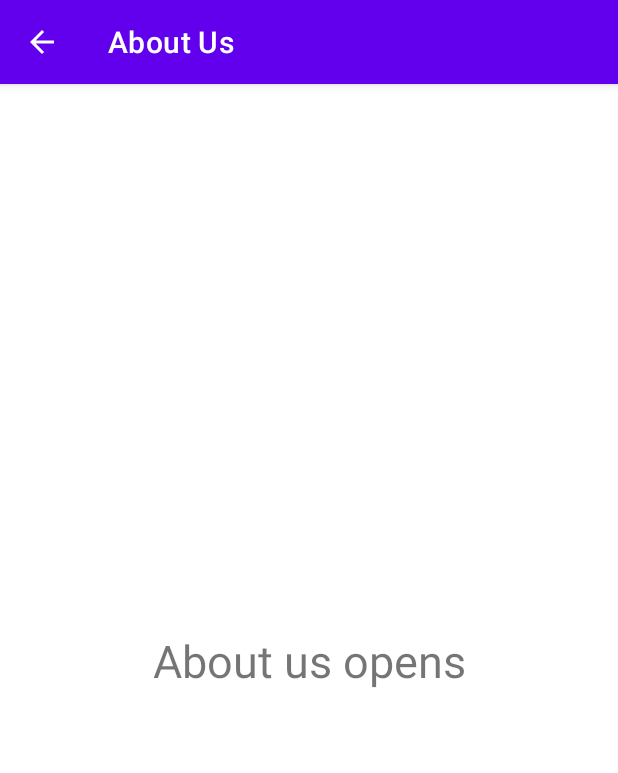
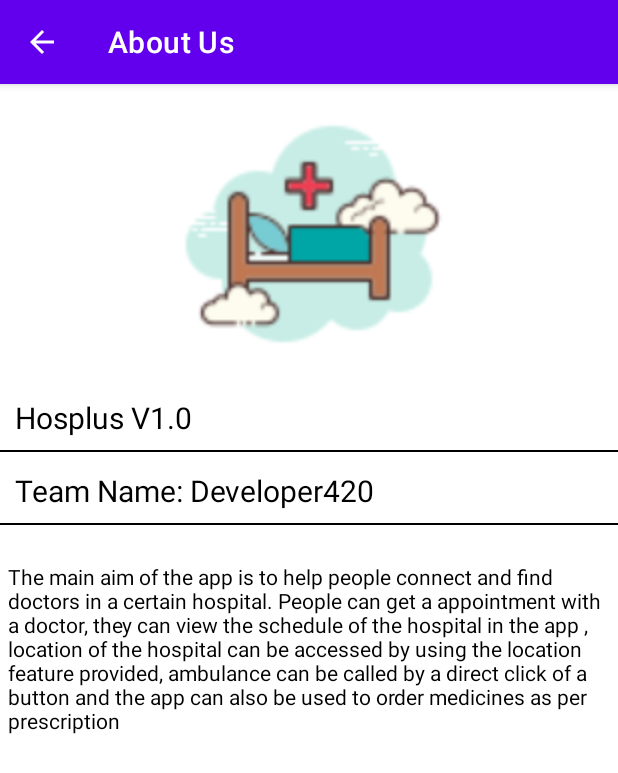
Before and after one commit to kartik83789/DevJam-Project, an Android app: the AboutUs screen opened directly, with no data from a screen before it, on a phone screen of 412 x 824 dp. Shown: the top 773 px of the screen. Run offline under Robolectric (Android 15) with nearby library versions, the phone set to English and light mode, and no system bars.

Commit message:
Completed remaining features

```diff
--- a/app/src/main/java/com/example/hosplus/Ambulance.java
+++ b/app/src/main/java/com/example/hosplus/Ambulance.java
@@ -1,11 +1,16 @@
 package com.example.hosplus;
 
 import androidx.appcompat.app.AppCompatActivity;
+import androidx.core.app.ActivityCompat;
+import androidx.core.content.ContextCompat;
 
+import android.Manifest;
 import android.content.Intent;
+import android.content.pm.PackageManager;
 import android.net.Uri;
 import android.os.Bundle;
 import android.widget.Button;
+import android.widget.Toast;
 
 public class Ambulance extends AppCompatActivity {
     Button call;
@@ -13,6 +18,18 @@ public class Ambulance extends AppCompatActivity {
     protected void onCreate(Bundle savedInstanceState) {
         super.onCreate(savedInstanceState);
         setContentView(R.layout.activity_ambulance);
+
+        if (ContextCompat.checkSelfPermission(
+                this, Manifest.permission.CALL_PHONE) ==
+                PackageManager.PERMISSION_GRANTED) {
+            // You can use the API that requires the permission.
+            Toast.makeText(this, "Permission is granted", Toast.LENGTH_LONG).show();
+        } else {
+            // You can directly ask for the permission.
+            // The registered ActivityResultCallback gets the result of this request.
+            ActivityCompat.requestPermissions(this, new String[]{Manifest.permission.CALL_PHONE},
+                    1000);
+        }
 
         call = (Button)findViewById(R.id.callButton);
         String number = "1221345214";
@@ -22,4 +39,17 @@ public class Ambulance extends AppCompatActivity {
         });
 
     }
+
+    @Override
+    public void onRequestPermissionsResult(int requestCode, String[] permissions, int[] grantResults) {
+        super.onRequestPermissionsResult(requestCode, permissions, grantResults);
+        if (requestCode == 1000) {
+            if (grantResults.length != 0 && grantResults[0] == PackageManager.PERMISSION_GRANTED) {
+                Toast.makeText(this, "Permission granted, can make a call.", Toast.LENGTH_LONG).show();
+            } else {
+                Toast.makeText(this, "Permission NOT granted, cannot make a call.", Toast.LENGTH_LONG).show();
+                finish();
+            }
+        }
+    }
 }
--- a/app/src/main/res/layout/activity_about_us.xml
+++ b/app/src/main/res/layout/activity_about_us.xml
@@ -6,14 +6,82 @@
     android:layout_height="match_parent"
     tools:context=".AboutUs">
 
+    <ImageView
+        android:id="@+id/imageView2"
+        android:layout_width="200dp"
+        android:layout_height="200dp"
+        app:layout_constraintEnd_toEndOf="parent"
+        app:layout_constraintStart_toStartOf="parent"
+        app:layout_constraintTop_toTopOf="parent"
+        app:srcCompat="@drawable/bed"
+        />
+
+    <View
+        android:id="@+id/view3"
+        android:layout_width="match_parent"
+        android:layout_height="1dp"
+        android:layout_marginTop="44dp"
+        android:background="@color/black"
+        app:layout_constraintEnd_toEndOf="parent"
+        app:layout_constraintHorizontal_bias="0.0"
+        app:layout_constraintStart_toStartOf="parent"
+        app:layout_constraintTop_toBottomOf="@+id/imageView2"/>
+
     <TextView
         android:id="@+id/textView4"
         android:layout_width="wrap_content"
         android:layout_height="wrap_content"
-        android:text="About us opens"
-        android:textSize="30sp"
+        android:text="Hosplus V1.0"
+        android:layout_marginLeft="10dp"
+        android:textSize="20sp"
+        android:textColor="@color/black"
+        app:layout_constraintBottom_toTopOf="@+id/view3"
+        app:layout_constraintEnd_toEndOf="parent"
+        app:layout_constraintHorizontal_bias="0.0"
+        app:layout_constraintStart_toStartOf="parent"
+        app:layout_constraintTop_toBottomOf="@+id/imageView2"
+        app:layout_constraintVertical_bias="0.52" />
+
+    <TextView
+        android:id="@+id/textView5"
+        android:layout_width="wrap_content"
+        android:layout_height="wrap_content"
+        android:layout_marginLeft="10dp"
+        android:layout_marginTop="12dp"
+        android:text="Team Name: Developer420"
+        android:textColor="@color/black"
+        android:textSize="20sp"
+        app:layout_constraintEnd_toEndOf="parent"
+        app:layout_constraintHorizontal_bias="0.0"
+        app:layout_constraintStart_toStartOf="parent"
+        app:layout_constraintTop_toBottomOf="@+id/view3" />
+
+    <View
+        android:id="@+id/view4"
+        android:layout_width="match_parent"
+        android:layout_height="1dp"
+        android:layout_marginTop="8dp"
+        android:background="@color/black"
+        app:layout_constraintEnd_toEndOf="parent"
+        app:layout_constraintHorizontal_bias="0.0"
+        app:layout_constraintStart_toStartOf="parent"
+        app:layout_constraintTop_toBottomOf="@+id/textView5" />
+
+    <TextView
+        android:id="@+id/textView7"
+        android:layout_width="match_parent"
+        android:layout_height="wrap_content"
+        android:text="The main aim of the app is to help people connect and find doctors in a
+certain hospital. People can get a appointment with a doctor, they can view the schedule of the hospital in the app
+, location of the hospital can be accessed by using the location feature provided, ambulance can be called by a direct click of a button and the app
+can also be used to order medicines as per prescription"
         app:layout_constraintBottom_toBottomOf="parent"
+        android:textColor="@color/black"
+        android:padding="5dp"
         app:layout_constraintEnd_toEndOf="parent"
+        app:layout_constraintHorizontal_bias="0.028"
         app:layout_constraintStart_toStartOf="parent"
-        app:layout_constraintTop_toTopOf="parent" />
+        app:layout_constraintTop_toBottomOf="@+id/view4"
+        app:layout_constraintVertical_bias="0.055" />
+
 </androidx.constraintlayout.widget.ConstraintLayout>
```
